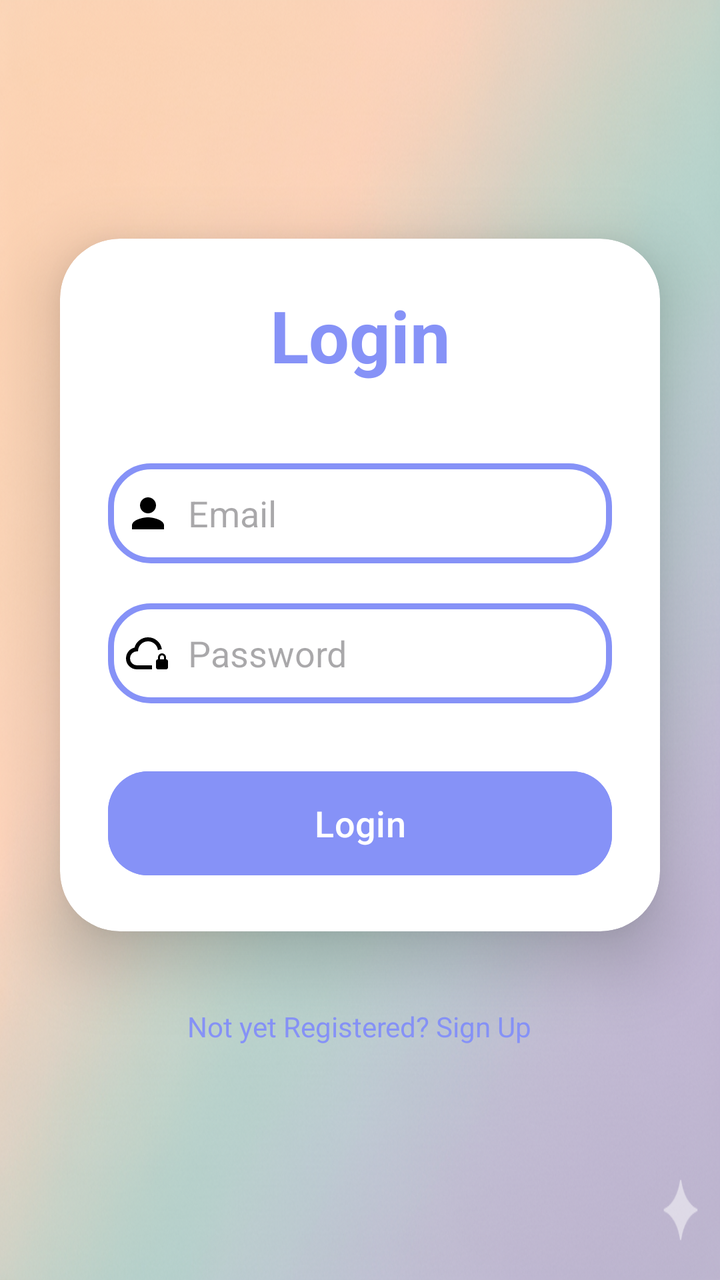
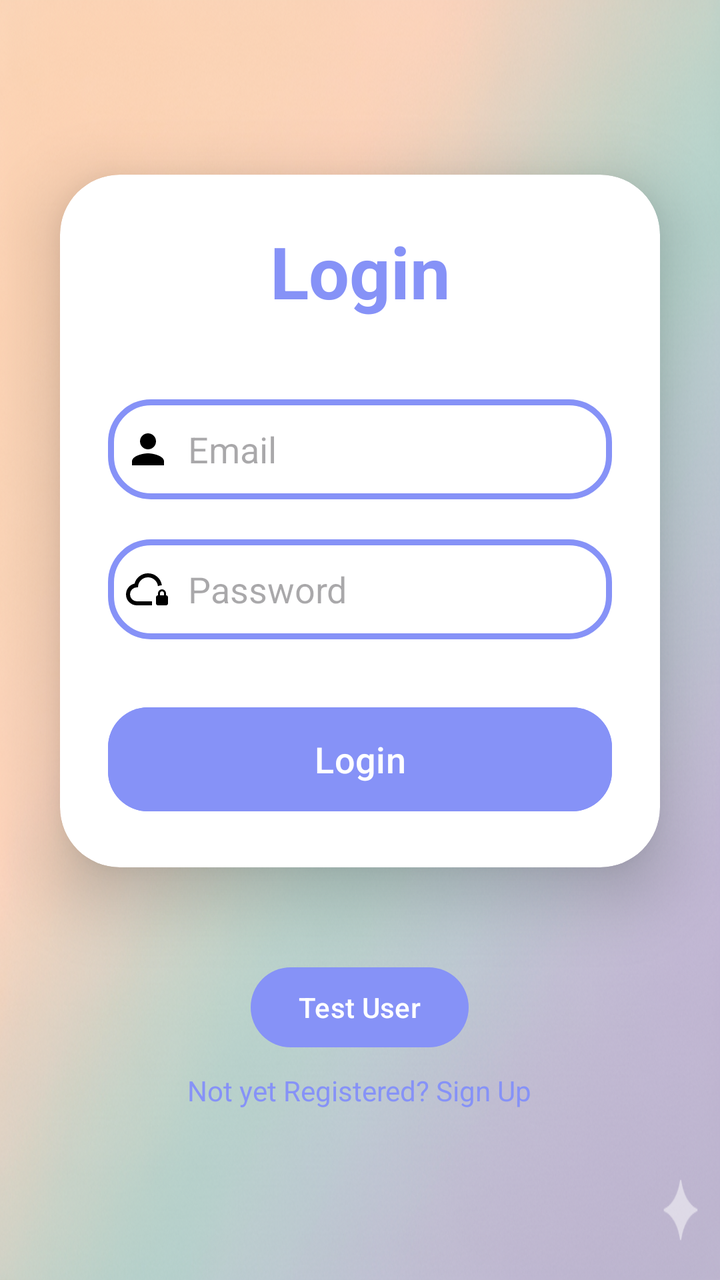

An Android layout rendered at two revisions. The XML below is the earlier revision; the diff shows what the commit changed to produce the second picture.
<!-- AndroidManifest.xml: application theme Theme.Login -->
<!-- res/layout/activity_main.xml -->
<?xml version="1.0" encoding="utf-8"?>
<LinearLayout
    xmlns:android="http://schemas.android.com/apk/res/android"
    xmlns:app="http://schemas.android.com/apk/res-auto"
    xmlns:tools="http://schemas.android.com/tools"
    xmlns:card_view="http://schemas.android.com/apk/res-auto"
    android:id="@+id/main"
    android:layout_width="match_parent"
    android:layout_height="match_parent"
    android:orientation="vertical"
    android:gravity="center"
    android:background="@drawable/backgroundloginsignup"
    tools:context=".MainActivity">
    
    <androidx.cardview.widget.CardView
        android:layout_width="match_parent"
        android:layout_height="wrap_content"
        android:layout_margin="30dp"
        app:cardCornerRadius="30dp"
        app:cardElevation="20dp"
        android:background="@drawable/custom_edittext">


    
        <LinearLayout
            android:layout_width="match_parent"
            android:layout_height="wrap_content"
            android:orientation="vertical"
            android:layout_gravity="center_horizontal"
            android:padding="24dp">
        
        
            <TextView
                android:layout_width="match_parent"
                android:layout_height="wrap_content"
                android:text="Login"
                android:id="@+id/Logintext"
                android:textSize="36sp"
                android:textAlignment="center"
                android:textStyle="bold"
                android:textColor="@color/purpule"/>
            
            
            <EditText
                android:layout_width="match_parent"
                android:layout_height="50dp"
                android:id="@+id/username"
                android:background="@drawable/custom_edittext"
                android:drawableLeft="@drawable/baseline_person_24"
                android:drawablePadding="8dp"
                android:hint="Email"
                android:padding="8dp"
                android:textColor="@color/black"
                android:textColorHighlight="@color/cardview_dark_background"
                android:layout_marginTop="40dp"/>


            <EditText
                android:layout_width="match_parent"
                android:layout_height="50dp"
                android:id="@+id/password"
                android:background="@drawable/custom_edittext"
                android:drawableLeft="@drawable/outline_cloud_lock_24"
                android:drawablePadding="8dp"
                android:hint="Password"
                android:padding="8dp"
                android:inputType="textPassword"
                android:textColor="@color/black"
                android:textColorHighlight="@color/cardview_dark_background"
                android:layout_marginTop="20dp"/>
    
            <Button
                android:layout_width="match_parent"
                android:layout_height="60dp"
                android:id="@+id/loginButton"
                android:text="Login"
                android:textSize="18sp"
                android:layout_marginTop="30dp"
                android:backgroundTint="@color/purpule"
                app:cornerRadius = "20dp"/>

        </LinearLayout>

    </androidx.cardview.widget.CardView>
    
    <TextView
        android:layout_width="wrap_content"
        android:layout_height="wrap_content"
        android:padding="8dp"
        android:text="Not yet Registered? Sign Up"
        android:textSize="14sp"
        android:textAlignment="center"
        android:id="@+id/signupText"
        android:textColor="@color/purpule"
        android:layout_marginBottom="20dp"/>


</LinearLayout>
<!-- resources referenced by this layout -->
<resources>
  <color name="black">#FF000000</color>
  <color name="purpule">#8692f7</color>
  <!-- drawable backgroundloginsignup: png bitmap (drawable, 1046387 bytes) -->
  <!-- drawable baseline_person_24 (drawable) -->
  <vector xmlns:android="http://schemas.android.com/apk/res/android" android:height="24dp" android:tint="#000000" android:viewportHeight="24" android:viewportWidth="24" android:width="24dp">
        
      <path android:fillColor="@android:color/white" android:pathData="M12,12c2.21,0 4,-1.79 4,-4s-1.79,-4 -4,-4 -4,1.79 -4,4 1.79,4 4,4zM12,14c-2.67,0 -8,1.34 -8,4v2h16v-2c0,-2.66 -5.33,-4 -8,-4z"/>
      
  </vector>
  <!-- drawable custom_edittext (drawable) -->
  <?xml version="1.0" encoding="utf-8"?>
  <shape xmlns:android="http://schemas.android.com/apk/res/android"
      android:shape="rectangle">
  
      <stroke
          android:width="3dp"
          android:color="@color/purpule"/>
      <corners
          android:radius="20dp"/>
  
  
  
  </shape>
  <!-- drawable outline_cloud_lock_24 (drawable) -->
  <vector xmlns:android="http://schemas.android.com/apk/res/android" android:height="24dp" android:tint="#000000" android:viewportHeight="960" android:viewportWidth="960" android:width="24dp">
        
      <path android:fillColor="@android:color/white" android:pathData="M480,580Q480,580 480,580Q480,580 480,580Q480,580 480,580Q480,580 480,580L480,580Q480,580 480,580Q480,580 480,580Q480,580 480,580Q480,580 480,580L480,580Q480,580 480,580Q480,580 480,580L480,580ZM560,800L260,800Q169,800 104.5,737Q40,674 40,583Q40,505 87,444Q134,383 210,366Q235,274 310,217Q385,160 480,160Q586,160 664.5,228.5Q743,297 757,400L757,400Q736,400 716.5,404.5Q697,409 679,417L679,417Q671,342 614,291Q557,240 480,240Q397,240 338.5,298.5Q280,357 280,440L260,440Q202,440 161,481Q120,522 120,580Q120,638 161,679Q202,720 260,720L560,720L560,800ZM680,800Q663,800 651.5,788.5Q640,777 640,760L640,640Q640,623 651.5,611.5Q663,600 680,600L680,600L680,560Q680,527 703.5,503.5Q727,480 760,480Q793,480 816.5,503.5Q840,527 840,560L840,600L840,600Q857,600 868.5,611.5Q880,623 880,640L880,760Q880,777 868.5,788.5Q857,800 840,800L680,800ZM720,600L800,600L800,560Q800,543 788.5,531.5Q777,520 760,520Q743,520 731.5,531.5Q720,543 720,560L720,600Z"/>
      
  </vector>
  <style name="Theme.Login" parent="Base.Theme.Login" />
  <style name="Base.Theme.Login" parent="Theme.Material3.DayNight.NoActionBar">
          <item name="colorPrimary">@color/purpule</item>
          
          
      </style>
</resources>

<!-- the commit's change to res/layout/activity_main.xml (unified diff, before → after) -->
@@ -82,6 +82,15 @@
         </LinearLayout>
 
     </androidx.cardview.widget.CardView>
+
+    <Button
+        android:id="@+id/btn_test_mode"
+        android:layout_width="wrap_content"
+        android:layout_height="wrap_content"
+        android:text="Test User"
+        android:textColor="@android:color/white"
+        android:layout_marginTop="16dp"/>
+
     
     <TextView
         android:layout_width="wrap_content"
@@ -95,4 +104,6 @@
         android:layout_marginBottom="20dp"/>
 
 
+
+
 </LinearLayout>
